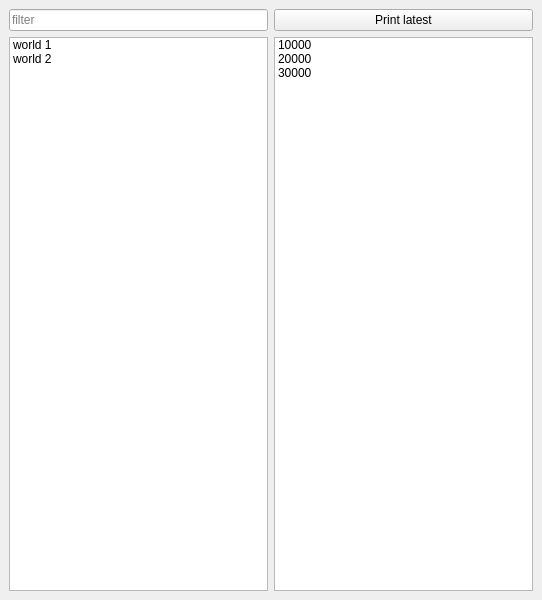
Old version of the form animals/ui/loader_window.ui in the repository zshimanchik/animals.
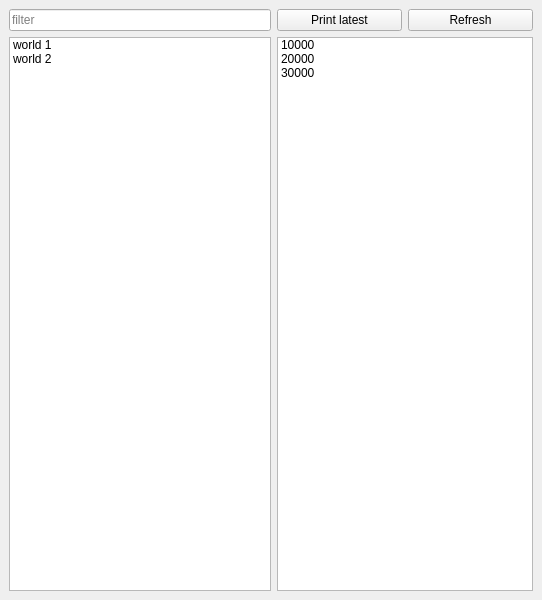
New version of the form.

Commit message: Implemented refresh button for loader window

What changed in the file:
```diff
--- a/animals/ui/loader_window.ui
+++ b/animals/ui/loader_window.ui
@@ -17,32 +17,6 @@
    <layout class="QHBoxLayout" name="centralwidget_layout">
     <item>
      <layout class="QGridLayout" name="gridLayout_2">
-      <item row="1" column="1">
-       <widget class="QListWidget" name="listWidget2">
-        <item>
-         <property name="text">
-          <string>10000</string>
-         </property>
-        </item>
-        <item>
-         <property name="text">
-          <string>20000</string>
-         </property>
-        </item>
-        <item>
-         <property name="text">
-          <string>30000</string>
-         </property>
-        </item>
-       </widget>
-      </item>
-      <item row="0" column="0">
-       <widget class="QLineEdit" name="lineEdit">
-        <property name="placeholderText">
-         <string>filter</string>
-        </property>
-       </widget>
-      </item>
       <item row="1" column="0">
        <widget class="QListWidget" name="listWidget">
         <item>
@@ -64,6 +38,39 @@
         </property>
        </widget>
       </item>
+      <item row="0" column="0">
+       <widget class="QLineEdit" name="lineEdit">
+        <property name="placeholderText">
+         <string>filter</string>
+        </property>
+       </widget>
+      </item>
+      <item row="0" column="2">
+       <widget class="QPushButton" name="refresh_button">
+        <property name="text">
+         <string>Refresh</string>
+        </property>
+       </widget>
+      </item>
+      <item row="1" column="1" colspan="2">
+       <widget class="QListWidget" name="listWidget2">
+        <item>
+         <property name="text">
+          <string>10000</string>
+         </property>
+        </item>
+        <item>
+         <property name="text">
+          <string>20000</string>
+         </property>
+        </item>
+        <item>
+         <property name="text">
+          <string>30000</string>
+         </property>
+        </item>
+       </widget>
+      </item>
      </layout>
     </item>
    </layout>
```
The commit also changes 2 other files.
